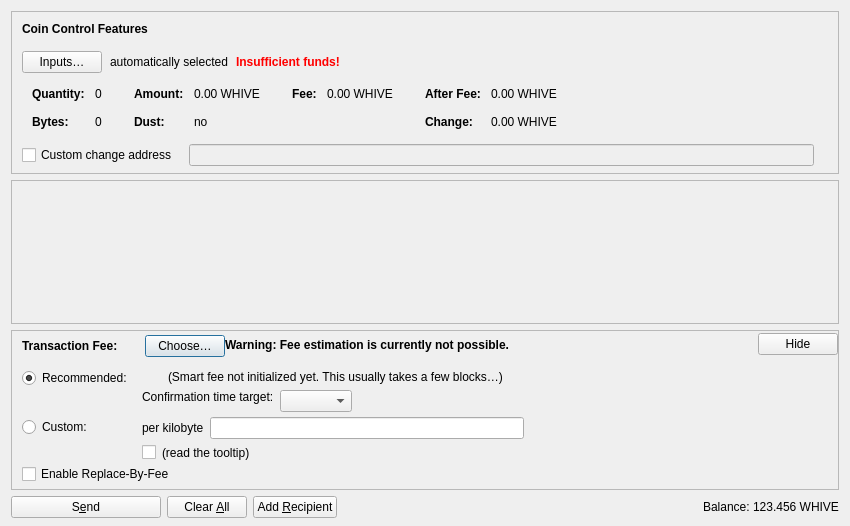
Qt form src/qt/forms/sendcoinsdialog.ui (whiveio/whive) before a commit.
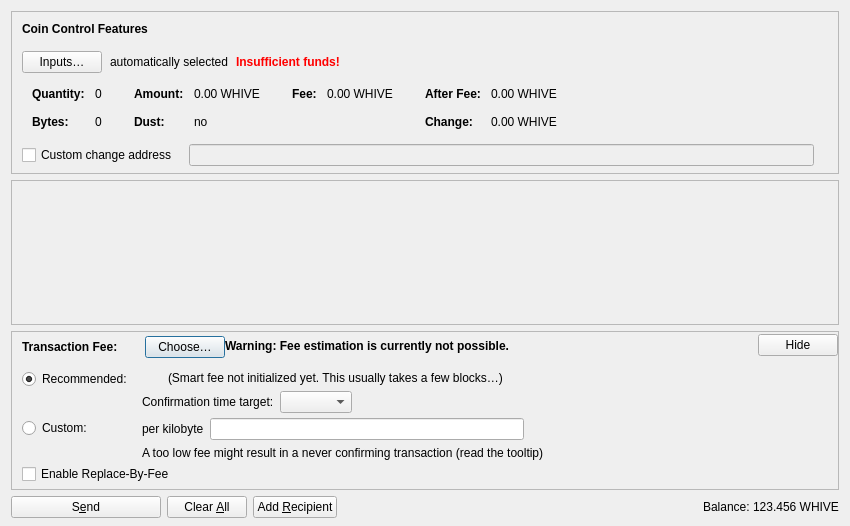
The same form after that commit. Icons and pictures are not drawn. Custom widgets are drawn as their Qt base class.

What changed in the file:
```diff
--- a/src/qt/forms/sendcoinsdialog.ui
+++ b/src/qt/forms/sendcoinsdialog.ui
@@ -878,17 +878,7 @@
                <item>
                 <layout class="QHBoxLayout" name="horizontalLayoutFee8">
                  <item>
-                  <widget class="QCheckBox" name="checkBoxMinimumFee">
-                   <property name="toolTip">
-                    <string>Paying only the minimum fee is just fine as long as there is less transaction volume than space in the blocks. But be aware that this can end up in a never confirming transaction once there is more demand for whive transactions than the network can process.</string>
-                   </property>
-                   <property name="text">
-                    <string/>
-                   </property>
-                  </widget>
-                 </item>
-                 <item>
-                  <widget class="QLabel" name="labelMinFeeWarning">
+                  <widget class="QLabel" name="labelCustomFeeWarning">
                    <property name="enabled">
                     <bool>true</bool>
                    </property>
@@ -896,10 +886,7 @@
                     <string>Paying only the minimum fee is just fine as long as there is less transaction volume than space in the blocks. But be aware that this can end up in a never confirming transaction once there is more demand for whive transactions than the network can process.</string>
                    </property>
                    <property name="text">
-                    <string>(read the tooltip)</string>
-                   </property>
-                   <property name="margin">
-                    <number>5</number>
+                    <string>A too low fee might result in a never confirming transaction (read the tooltip)</string>
                    </property>
                   </widget>
                  </item>
@@ -992,9 +979,6 @@
                    <property name="text">
                     <string/>
                    </property>
-                   <property name="margin">
-                    <number>2</number>
-                   </property>
                   </widget>
                  </item>
                  <item>
@@ -1009,9 +993,6 @@
                    <property name="text">
                     <string>(Smart fee not initialized yet. This usually takes a few blocks…)</string>
                    </property>
-                   <property name="margin">
-                    <number>2</number>
-                   </property>
                   </widget>
                  </item>
                  <item>
@@ -1038,24 +1019,8 @@
                      <property name="text">
                       <string>Confirmation time target:</string>
                      </property>
-                     <property name="margin">
-                      <number>2</number>
-                     </property>
                     </widget>
                    </item>
-                   <item>
-                    <spacer name="verticalSpacer_3">
-                     <property name="orientation">
-                      <enum>Qt::Vertical</enum>
-                     </property>
-                     <property name="sizeHint" stdset="0">
-                      <size>
-                       <width>1</width>
-                       <height>1</height>
-                      </size>
-                     </property>
-                    </spacer>
-                   </item>
                   </layout>
                  </item>
                  <item>
```
Left out of the diff: 2 changed lines with no effect on the pictures.
